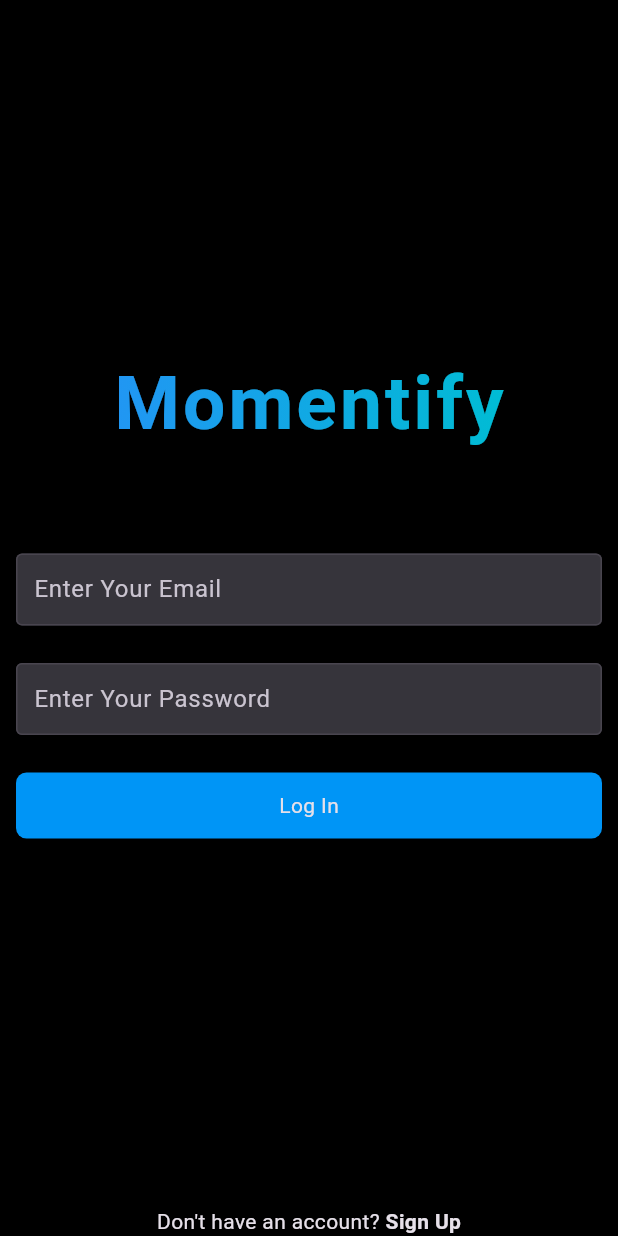
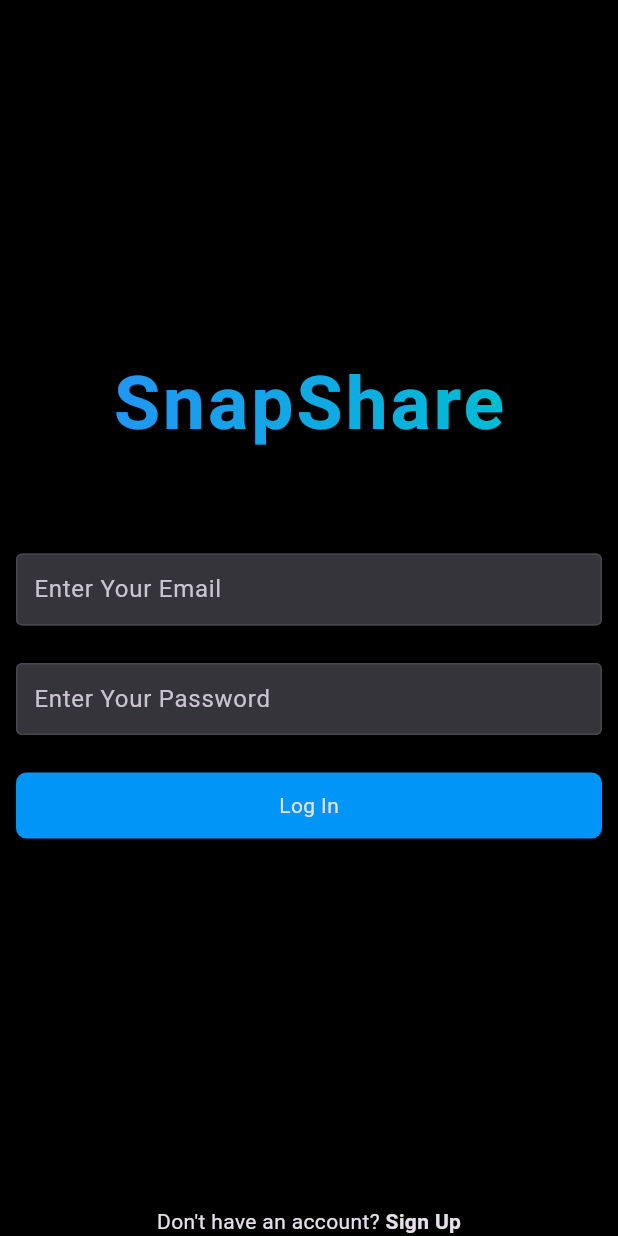
Before and after one commit to Amanajahan88/project_3_snapshare, a Flutter app: the screen it shows after launch, on a phone screen of 412 x 824 dp. Run offline on Flutter 3.47's test engine with Material 3 defaults, Android fonts, the phone set to English and light mode, and no system bars; our stand-ins replace cloud_firestore, firebase_auth, firebase_core, firebase_storage, flutter_svg, image_picker; accounts and stored records are empty.

```diff
--- a/lib/screens/feed_screen.dart
+++ b/lib/screens/feed_screen.dart
@@ -22,7 +22,7 @@ class FeedScreen extends StatelessWidget {
                         : mobileBackgroundColor,
                 centerTitle: false,
                 title: Text(
-                  "Momentify",
+                  "SnapShare",
                   style: TextStyle(
                     fontWeight: FontWeight.w600,
                     fontSize: 23,
--- a/lib/screens/login_screen.dart
+++ b/lib/screens/login_screen.dart
@@ -87,7 +87,7 @@ class _LoginScreenState extends State<LoginScreen> {
                   ).createShader(bounds);
                 },
                 child: const Text(
-                  "Momentify",
+                  "SnapShare",
                   style: TextStyle(
                     fontWeight: FontWeight.w700,
                     fontSize: 50,
--- a/lib/screens/signup_screen.dart
+++ b/lib/screens/signup_screen.dart
@@ -100,7 +100,7 @@ class _LoginScreenState extends State<SignupScreen> {
                     ).createShader(bounds);
                   },
                   child: Text(
-                    "Momentify",
+                    "SnapShare",
                     style: TextStyle(
                       fontWeight: FontWeight.w700,
                       fontSize: 50,
```
Also changed, not shown: 1 other file.
